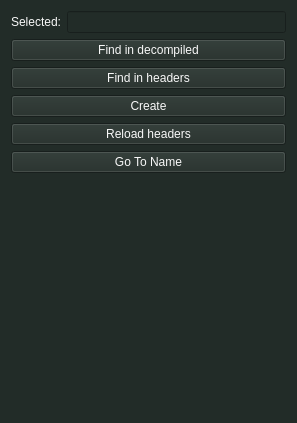
First picture: the form in widgets/quick_menu.ui, repository Asi81/PyIDA, before the edit.
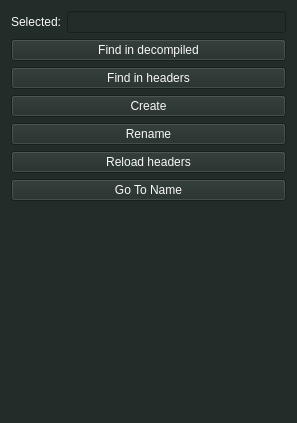
Second picture: the form after the edit.

Commit message: RenameDialog created. Need to complete the functionality  - add function renaming. Binary dump Dialog added

Patch:
```diff
--- a/widgets/quick_menu.ui
+++ b/widgets/quick_menu.ui
@@ -63,6 +63,13 @@
      </property>
     </widget>
    </item>
+   <item>
+    <widget class="QPushButton" name="rename_btn">
+     <property name="text">
+      <string>Rename</string>
+     </property>
+    </widget>
+   </item>
    <item>
     <widget class="QPushButton" name="reload_headers_btn">
      <property name="text">
```
The commit also changes 17 other files.
